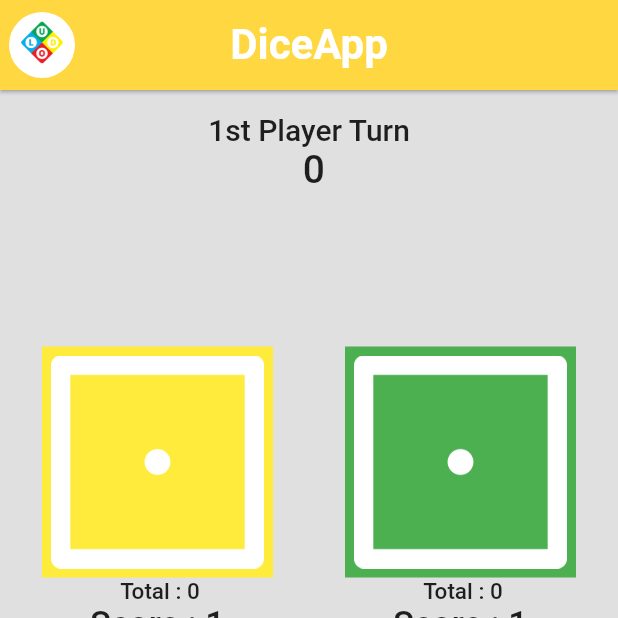
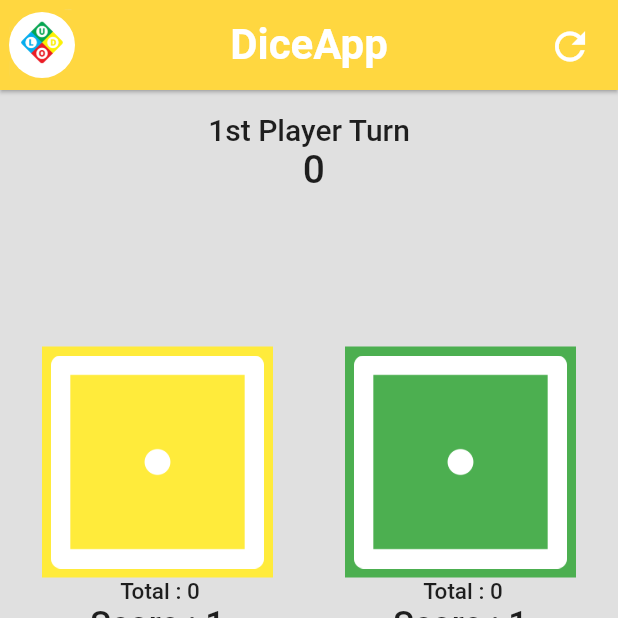
Before and after one commit to aliahsan786/ProfilePage, a Flutter app: the screen it shows after launch, on a phone screen of 412 x 824 dp, the top half of it. Run offline on Flutter 3.47's test engine with Material 2 defaults, Android fonts, the phone set to English and light mode, and no system bars.

Commit message:
Complete
Complete application is done and i have full fill all the requirement according to assignment ...

```diff
--- a/Dice Application/lib/main.dart
+++ b/Dice Application/lib/main.dart
@@ -89,6 +89,34 @@ class _DiceAppState extends State<DiceApp> {
             ),
           ),
         ),
+        actions: [
+          Padding(
+            padding: const EdgeInsets.all(8.0),
+            child: IconButton(
+                onPressed: () {
+                  setState(() {
+                    index1 = 1;
+                    number1 = 1;
+                    total1 = 0;
+                    index2 = 1;
+                    number2 = 1;
+                    total2 = 0;
+                    index3 = 1;
+                    number3 = 1;
+                    total3 = 0;
+                    index4 = 1;
+                    number4 = 1;
+                    total4 = 0;
+                    flage = 1;
+                    player = '1st Player Turn';
+                  });
+                },
+                icon: Icon(
+                  Icons.refresh,
+                  size: 30,
+                )),
+          )
+        ],
       ),
       body: Container(
         width: MediaQuery.of(context).size.width,
@@ -346,22 +374,7 @@ class _DiceAppState extends State<DiceApp> {
                     if (total4 > total2 && total4 > total3 && total4 > total1) {
                       result('player4', context);
                     }
-                    setState(() {
-                      index1 = 1;
-                      number1 = 1;
-                      total1 = 0;
-                      index2 = 1;
-                      number2 = 1;
-                      total2 = 0;
-                      index3 = 1;
-                      number3 = 1;
-                      total3 = 0;
-                      index4 = 1;
-                      number4 = 1;
-                      total4 = 0;
-                      flage = 1;
-                      player = '1st Player Turn';
-                    });
+                    setState(() {});
                   } else {
                     showDialog(
                         context: context,
```
